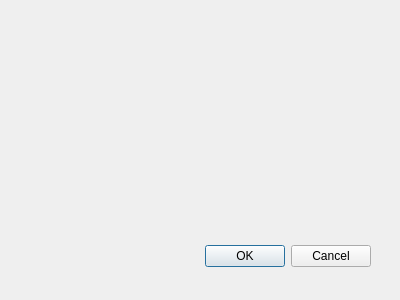
Old version of the form check_coordinates/check_coordinates_dialog_base.ui in the repository jankowskipawel/Visimind.
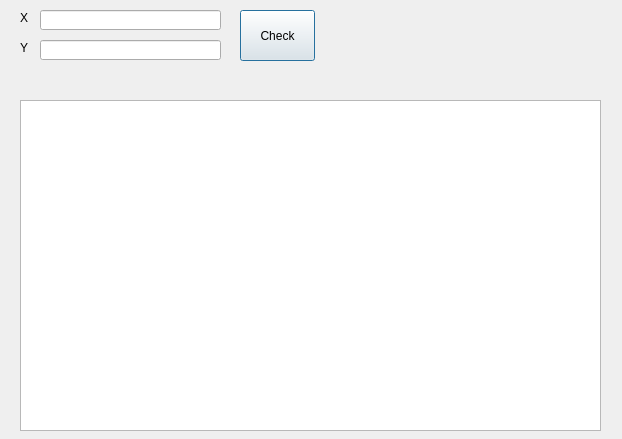
New version of the form.

Commit message: Add coordinate checking function

Patch:
```diff
--- a/check_coordinates/check_coordinates_dialog_base.ui
+++ b/check_coordinates/check_coordinates_dialog_base.ui
@@ -1,31 +1,96 @@
 <ui version="4.0" >
  <class>CheckCoordinatesDialogBase</class>
- <widget class="QDialog" name="CheckCoordinatesDialogBase" >
-  <property name="geometry" >
+ <widget class="QDialog" name="CheckCoordinatesDialogBase">
+  <property name="windowModality">
+   <enum>Qt::NonModal</enum>
+  </property>
+  <property name="geometry">
    <rect>
     <x>0</x>
     <y>0</y>
-    <width>400</width>
-    <height>300</height>
+    <width>622</width>
+    <height>439</height>
    </rect>
   </property>
   <property name="windowTitle" >
    <string>Check Coordinates</string>
   </property>
-  <widget class="QDialogButtonBox" name="button_box" >
-   <property name="geometry" >
+  <widget class="QLineEdit" name="lineEdit">
+   <property name="geometry">
     <rect>
-     <x>30</x>
-     <y>240</y>
-     <width>341</width>
-     <height>32</height>
+     <x>40</x>
+     <y>10</y>
+     <width>181</width>
+     <height>20</height>
     </rect>
    </property>
-   <property name="orientation" >
-    <enum>Qt::Horizontal</enum>
+  </widget>
+  <widget class="QLineEdit" name="lineEdit_2">
+   <property name="geometry">
+    <rect>
+     <x>40</x>
+     <y>40</y>
+     <width>181</width>
+     <height>20</height>
+    </rect>
    </property>
-   <property name="standardButtons" >
-    <set>QDialogButtonBox::Cancel|QDialogButtonBox::Ok</set>
+  </widget>
+  <widget class="QLabel" name="label">
+   <property name="geometry">
+    <rect>
+     <x>20</x>
+     <y>10</y>
+     <width>21</width>
+     <height>16</height>
+    </rect>
+   </property>
+   <property name="text">
+    <string>X</string>
+   </property>
+  </widget>
+  <widget class="QLabel" name="label_2">
+   <property name="geometry">
+    <rect>
+     <x>20</x>
+     <y>40</y>
+     <width>16</width>
+     <height>16</height>
+    </rect>
+   </property>
+   <property name="text">
+    <string>Y</string>
+   </property>
+  </widget>
+  <widget class="QPushButton" name="pushButton">
+   <property name="geometry">
+    <rect>
+     <x>240</x>
+     <y>10</y>
+     <width>75</width>
+     <height>51</height>
+    </rect>
+   </property>
+   <property name="text">
+    <string>Check</string>
+   </property>
+  </widget>
+  <widget class="QTextEdit" name="textEdit">
+   <property name="enabled">
+    <bool>true</bool>
+   </property>
+   <property name="geometry">
+    <rect>
+     <x>20</x>
+     <y>100</y>
+     <width>581</width>
+     <height>331</height>
+    </rect>
+   </property>
+   <property name="sizeAdjustPolicy">
+    <enum>QAbstractScrollArea::AdjustIgnored</enum>
+   </property>
+   <property name="readOnly">
+    <bool>true</bool>
    </property>
   </widget>
  </widget>
```
Left out of the diff: 46 changed lines with no effect on the pictures. The commit also changes 2 other files.
